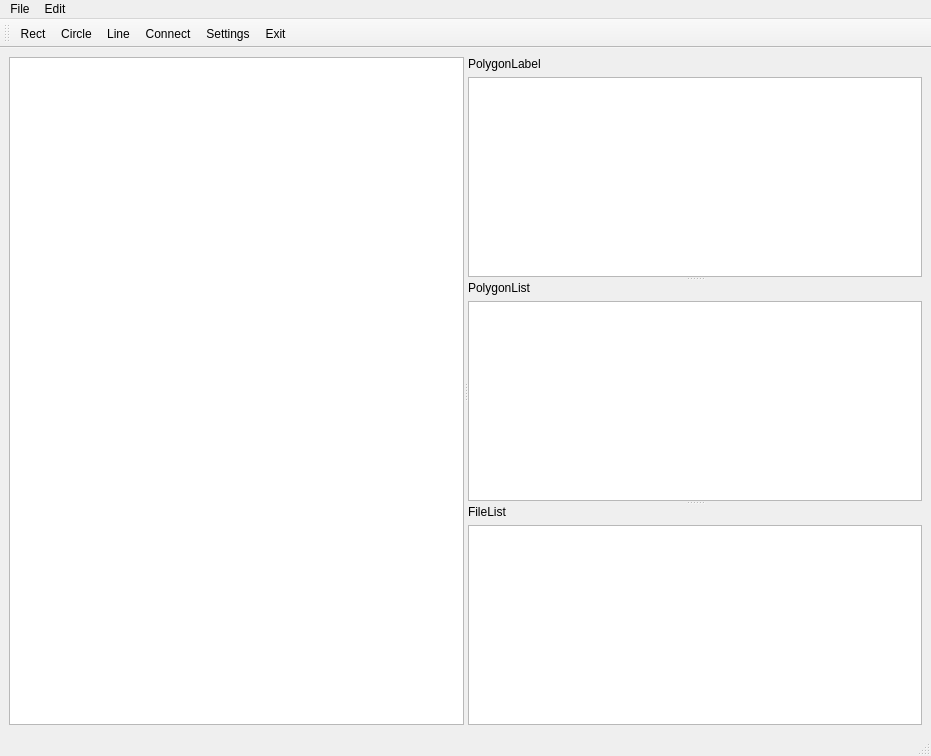
Above: src/qlabelme/widgets/main_window.ui from mariekarelina/QLabelMe before the change. Below: the same form after it.
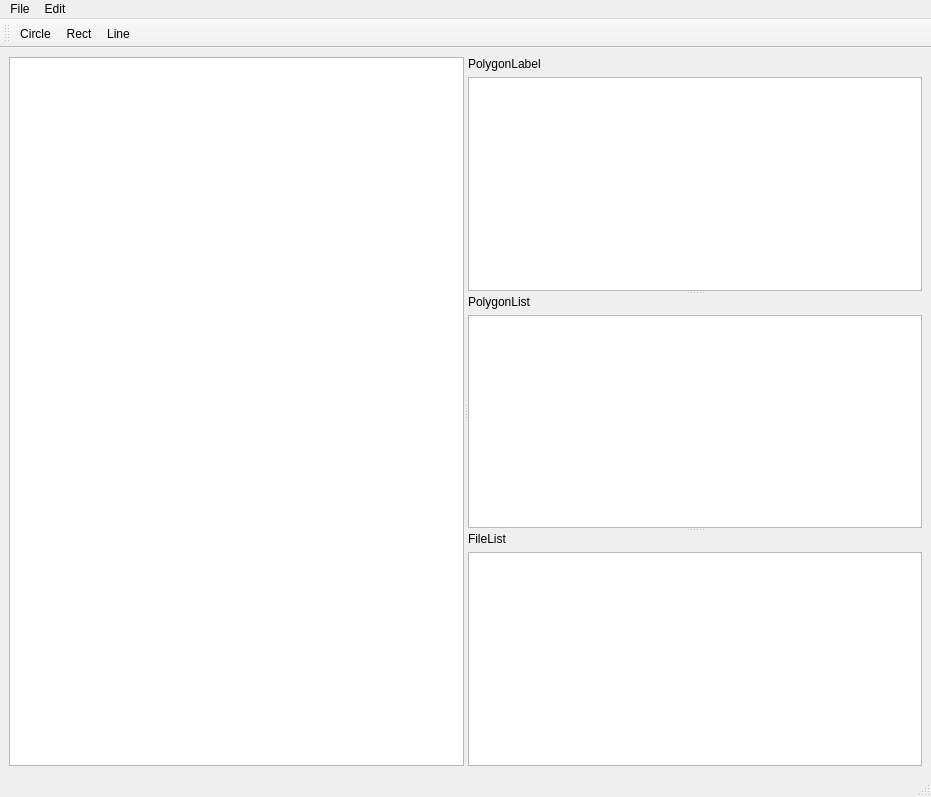
That is the form after the change. Icons and pictures are not drawn. Custom widgets are drawn as their Qt base class.

```diff
--- a/src/qlabelme/widgets/main_window.ui
+++ b/src/qlabelme/widgets/main_window.ui
@@ -7,7 +7,7 @@
     <x>0</x>
     <y>0</y>
     <width>931</width>
-    <height>756</height>
+    <height>797</height>
    </rect>
   </property>
   <property name="sizePolicy">
@@ -157,12 +157,9 @@
    <attribute name="toolBarBreak">
     <bool>false</bool>
    </attribute>
-   <addaction name="actionRect"/>
-   <addaction name="actionCircle"/>
-   <addaction name="actionLine"/>
-   <addaction name="actConnect"/>
-   <addaction name="actSettings"/>
-   <addaction name="actExit"/>
+   <addaction name="actCircle"/>
+   <addaction name="actRect"/>
+   <addaction name="actLine"/>
   </widget>
   <action name="actOpen">
    <property name="text">
@@ -212,21 +209,6 @@
     <string>Ctrl+L</string>
    </property>
   </action>
-  <action name="actionRect">
-   <property name="text">
-    <string>Rect</string>
-   </property>
-  </action>
-  <action name="actionCircle">
-   <property name="text">
-    <string>Circle</string>
-   </property>
-  </action>
-  <action name="actionLine">
-   <property name="text">
-    <string>Line</string>
-   </property>
-  </action>
   <action name="actConnect">
    <property name="icon">
     <iconset resource="../qlabelme.qrc">
@@ -266,6 +248,42 @@
     <string>Exit</string>
    </property>
   </action>
+  <action name="actCircle">
+   <property name="icon">
+    <iconset resource="../qlabelme.qrc">
+     <normaloff>:/images/resources/circle.svg</normaloff>:/images/resources/circle.svg</iconset>
+   </property>
+   <property name="text">
+    <string>Circle</string>
+   </property>
+   <property name="toolTip">
+    <string>Circle</string>
+   </property>
+  </action>
+  <action name="actRect">
+   <property name="icon">
+    <iconset resource="../qlabelme.qrc">
+     <normaloff>:/images/resources/rectangle.svg</normaloff>:/images/resources/rectangle.svg</iconset>
+   </property>
+   <property name="text">
+    <string>Rect</string>
+   </property>
+   <property name="toolTip">
+    <string>Rect</string>
+   </property>
+  </action>
+  <action name="actLine">
+   <property name="icon">
+    <iconset resource="../qlabelme.qrc">
+     <normaloff>:/images/resources/hexagon.svg</normaloff>:/images/resources/hexagon.svg</iconset>
+   </property>
+   <property name="text">
+    <string>Line</string>
+   </property>
+   <property name="toolTip">
+    <string>Line</string>
+   </property>
+  </action>
  </widget>
  <customwidgets>
   <customwidget>
```
Left out of the diff: 2 changed lines with no effect on the pictures.
